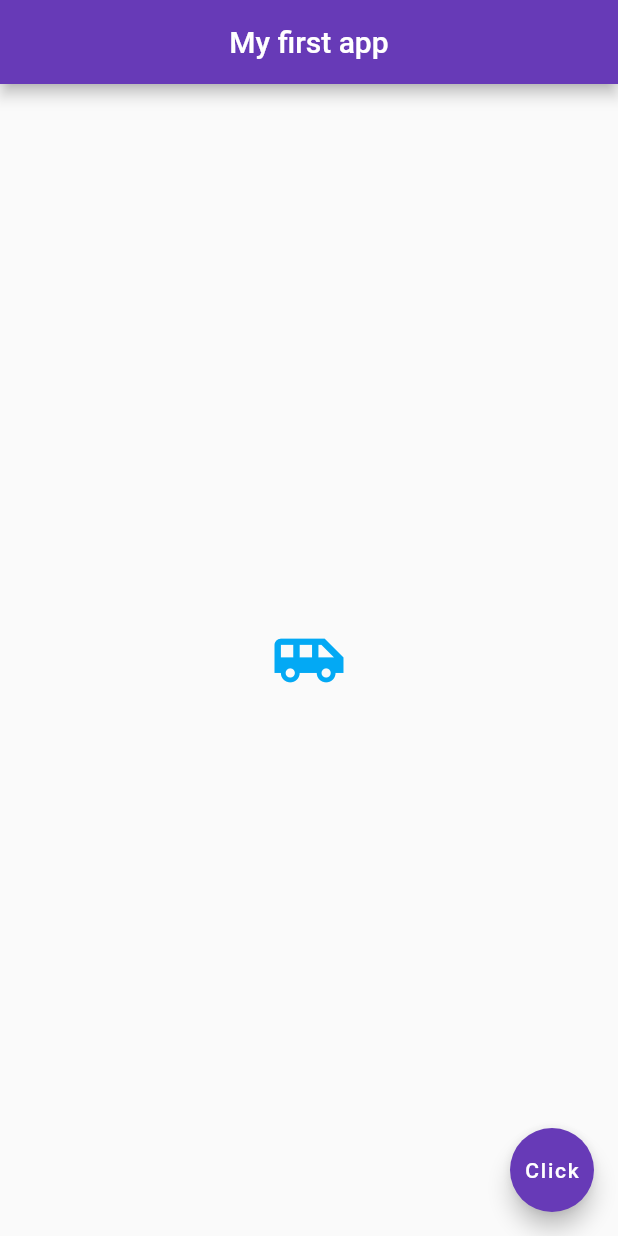
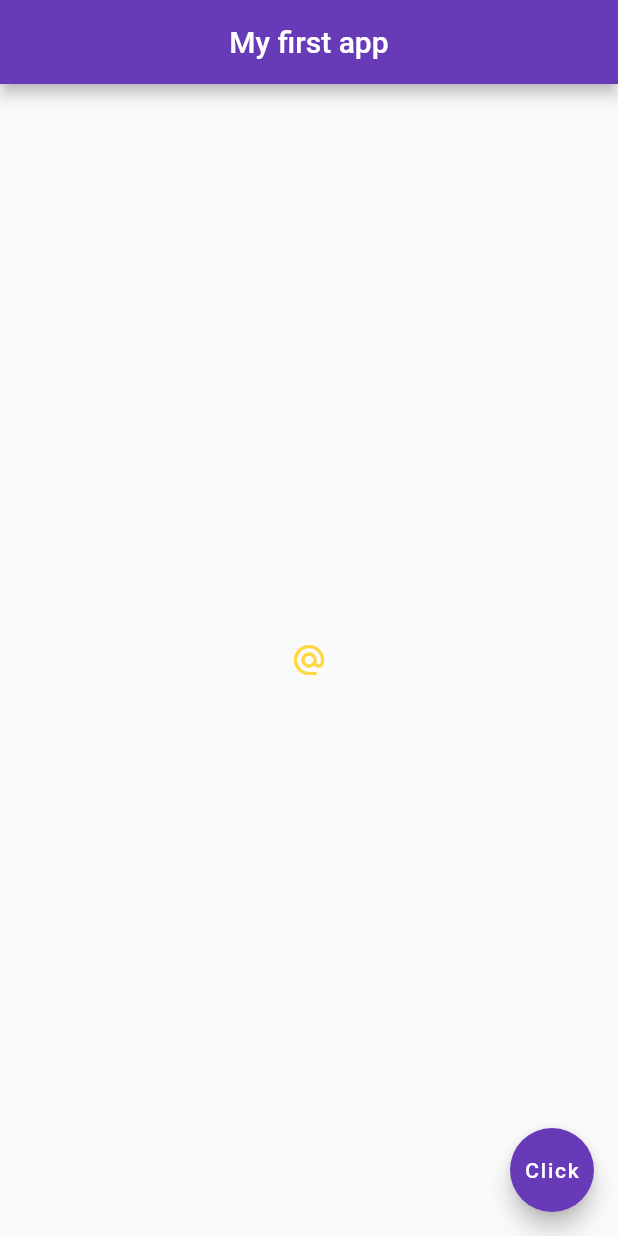
Before and after one commit to dikshantjain/FlutterBasics, a Flutter app: the screen it shows after launch, on a phone screen of 412 x 824 dp. Run offline on Flutter 3.47's test engine with Material 2 defaults, Android fonts, the phone set to English and light mode, and no system bars.

Commit message:
Button with Icons

```diff
--- a/lib/main.dart
+++ b/lib/main.dart
@@ -19,11 +19,15 @@ class Home extends StatelessWidget {
           backgroundColor: Colors.deepPurple,
         ),
         body:  Center(
-          child:Icon(
-            Icons.airport_shuttle,
-            color: Colors.lightBlue,
-            size: 50.0,
-          ),
+          child:IconButton(
+            onPressed: (){
+              print("Mail me");
+            },
+            icon: Icon(
+              Icons.alternate_email,
+            ),
+            color: Colors.amberAccent,
+          )
         ),
         floatingActionButton: FloatingActionButton(onPressed: (){},
           child: Text('Click'),
```
